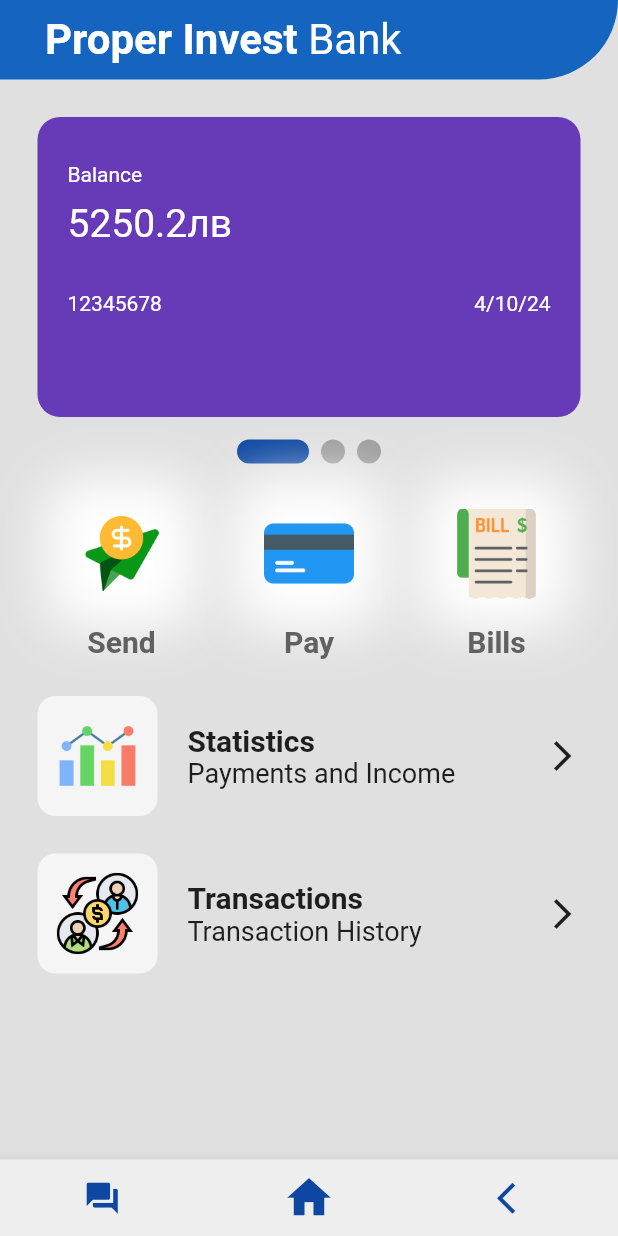
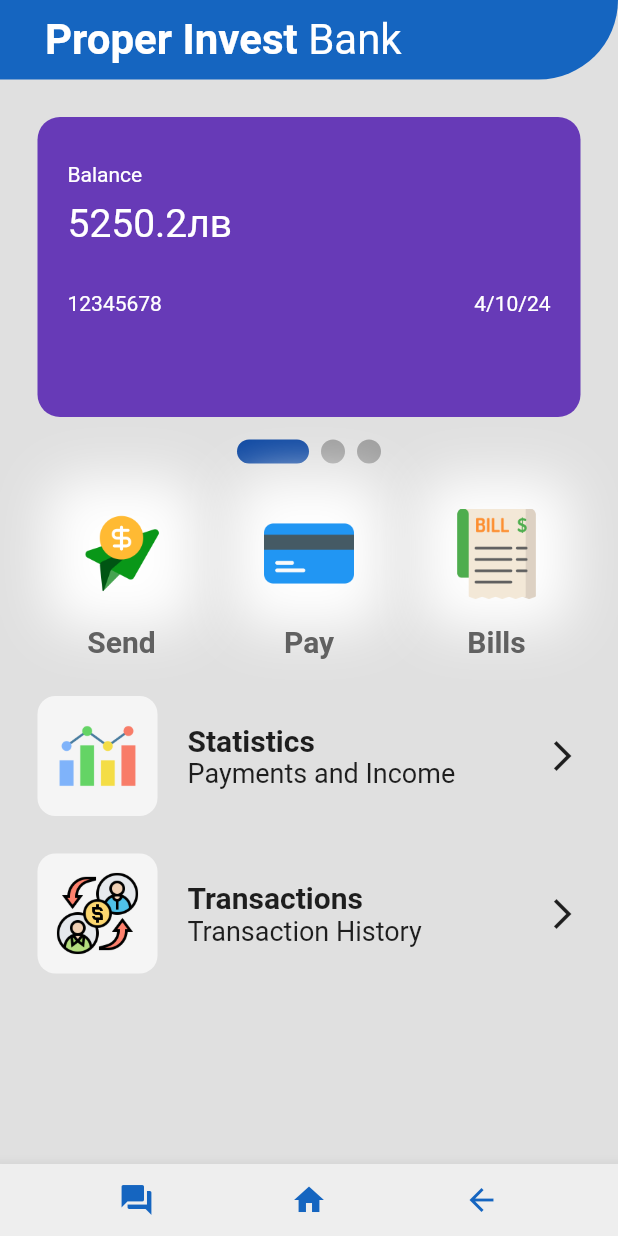
Before and after one commit to TIVMOF/online_bank, a Flutter app: the screen it shows after launch, on a phone screen of 412 x 824 dp. Run offline on Flutter 3.47's test engine with Material 2 defaults, Android fonts, the phone set to English and light mode, and no system bars; drawn by our look-alikes of smooth_page_indicator.

Commit message:
pages and buttons

```diff
--- a/lib/pages/home_page.dart
+++ b/lib/pages/home_page.dart
@@ -2,6 +2,7 @@
 
 import 'package:flutter/material.dart';
 import 'package:online_bank/pages/about_page.dart';
+import 'package:online_bank/utill/bottom_app_bar.dart';
 import 'package:online_bank/utill/my_button.dart';
 import 'package:online_bank/utill/my_card.dart';
 import 'package:online_bank/utill/my_list_tile.dart';
@@ -17,43 +18,14 @@ class HomePage extends StatefulWidget {
 
 
 class _HomePageState extends State<HomePage> {
+
   final _controller = PageController();
 
   @override
   Widget build(BuildContext context) {
     return Scaffold(
       backgroundColor: Colors.grey[300],
-      bottomNavigationBar: BottomAppBar(
-              color: Colors.grey[200],
-              child: Row(
-                mainAxisAlignment: MainAxisAlignment.spaceAround,
-                children: [
-                  IconButton(
-                    onPressed: (){
-                      Navigator.push(context, MaterialPageRoute(builder: (context) => MyAbout()));
-                    },
-                    icon: Icon(Icons.question_answer),
-                    iconSize: 25,
-                    color: Colors.blue.shade900,
-                    ),
-                  IconButton(
-                    onPressed: (){
-                      Navigator.push(context, MaterialPageRoute(builder: (context) => HomePage()));
-                    },
-                    icon: Icon(Icons.home),
-                    iconSize: 35,
-                    color: Colors.blue.shade900,
-                    ),
-                  IconButton(
-                    onPressed: (){
-                      Navigator.of(context).pop();
-                    },
-                    icon: Icon(Icons.arrow_back_ios),
-                    iconSize: 25,
-                    color: Colors.blue.shade900,
-                    ),
-              ],),
-            ),
+      bottomNavigationBar: AppBarBottom(context: context),
       body: SafeArea(
         child: Column(children: [
           // app bar
@@ -156,7 +128,7 @@ class _HomePageState extends State<HomePage> {
               // send button
               ElevatedButton(
                 onPressed: () {
-                  Navigator.push(context, MaterialPageRoute(builder: (context) => MySend()));
+                  Navigator.push(context, MaterialPageRoute(builder: (context) => SendPage(context: context,)));
                 },
                 style: ElevatedButton.styleFrom(
                     backgroundColor: Colors.transparent,
@@ -170,7 +142,7 @@ class _HomePageState extends State<HomePage> {
               //pay button
               ElevatedButton(
                 onPressed: () {
-                  Navigator.push(context, MaterialPageRoute(builder: (context) => MySend()));
+                  Navigator.push(context, MaterialPageRoute(builder: (context) => SendPage(context: context,)));
                 },
                 style: ElevatedButton.styleFrom(
                     backgroundColor: Colors.transparent,
@@ -184,7 +156,7 @@ class _HomePageState extends State<HomePage> {
               //bills button
               ElevatedButton(
                 onPressed: () {
-                  Navigator.push(context, MaterialPageRoute(builder: (context) => MySend()));
+                  Navigator.push(context, MaterialPageRoute(builder: (context) => SendPage(context: context,)));
                 },
                 style: ElevatedButton.styleFrom(
                     backgroundColor: Colors.transparent,
@@ -222,6 +194,6 @@ class _HomePageState extends State<HomePage> {
   }
 }
 
-MySend count() {
-  return MySend();
-}
+//SendPage count() {
+  //return SendPage();
+//}
--- /dev/null
+++ b/lib/utill/bottom_app_bar.dart
@@ -0,0 +1,65 @@
+// ignore_for_file: prefer_const_constructors, prefer_const_literals_to_create_immutables
+
+import 'package:flutter/material.dart';
+import 'package:online_bank/pages/about_page.dart';
+
+import '../pages/home_page.dart';
+
+class AppBarBottom extends StatelessWidget {
+  final BuildContext context;
+
+  AppBarBottom({
+    required this.context
+  });
+
+  @override
+  Widget build(BuildContext context) {
+    return BottomAppBar(
+        color: Colors.grey.shade200,
+        child: Row(
+          mainAxisAlignment: MainAxisAlignment.spaceEvenly,
+          children: <Widget>[
+            IconButton(
+              icon: Icon(
+                Icons.question_answer,
+                color: Colors.blue.shade800,
+                ),
+              onPressed: () {
+                callAbout(this.context);
+              },
+            ),
+            IconButton(
+              icon: Icon(
+                Icons.home,
+                color: Colors.blue.shade800,
+                ),
+              onPressed: () {
+                callHome(this.context);
+              },
+            ),
+            IconButton(
+              icon: Icon(
+                Icons.arrow_back,
+                color: Colors.blue.shade800,
+                ),
+              onPressed: () {
+                callBack(this.context);
+              },
+            ),
+          ],
+        ),
+      );
+  }
+}
+
+void callAbout (BuildContext context){
+   Navigator.push(context, MaterialPageRoute(builder: (context) => AboutPage(context: context,)));
+}
+
+void callHome (BuildContext context){
+   Navigator.push(context, MaterialPageRoute(builder: (context) => HomePage()));
+}
+
+void callBack (BuildContext context){
+   Navigator.pop(context);
+}
```
Also changed, not shown: lib/pages/Send_page.dart (+11 -3 lines), lib/pages/about_page.dart (+13 -3 lines).
